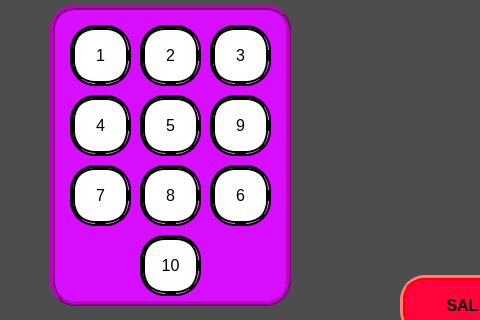
Old version of the form Interfaz/playergame.ui in the repository CastilloSebas2005/PI_EnsambladorG04_llegarA100; both pictures show x 230 to 710 and y 185 to 505 of the 800 by 600 pixel window.
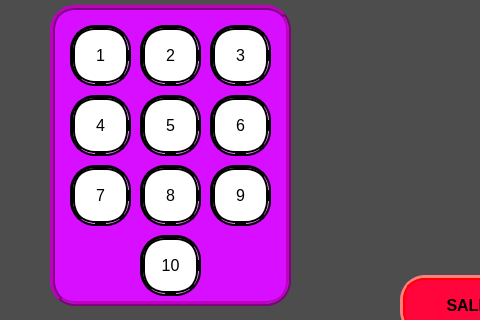
New version of the form.

What changed in the file:
```diff
--- a/Interfaz/playergame.ui
+++ b/Interfaz/playergame.ui
@@ -275,7 +275,7 @@
     <property name="geometry">
      <rect>
       <x>440</x>
-      <y>280</y>
+      <y>350</y>
       <width>61</width>
       <height>61</height>
      </rect>
@@ -375,7 +375,7 @@
     <property name="geometry">
      <rect>
       <x>440</x>
-      <y>350</y>
+      <y>280</y>
       <width>61</width>
       <height>61</height>
      </rect>
```
Left out of the diff: 4 changed lines with no effect on the pictures.
